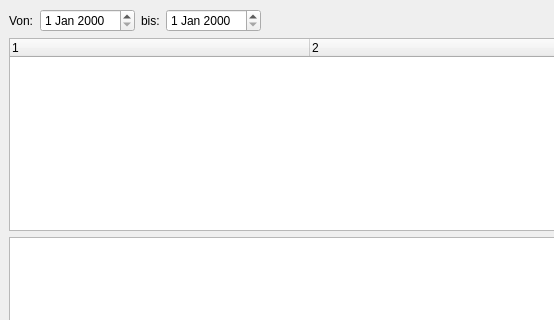
The window that reportdlg.ui (marcohartung/TimeLog) describes before a commit, drawn with Qt 5; both pictures show x 0 to 554 and y 0 to 320 of the 640 by 480 pixel window.
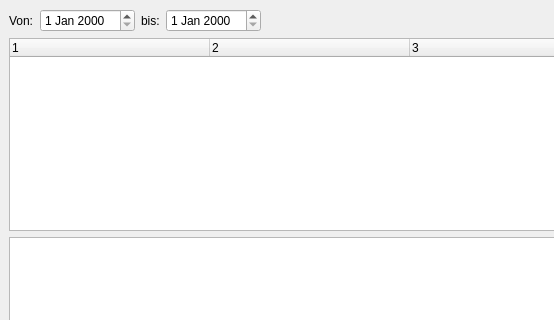
The same window after the commit.

Commit message: Show project time to worktime ratio in report dlg

Patch:
```diff
--- a/reportdlg.ui
+++ b/reportdlg.ui
@@ -84,10 +84,10 @@
       <item>
        <widget class="QTreeWidget" name="twOverview">
         <property name="columnCount">
-         <number>2</number>
+         <number>3</number>
         </property>
         <attribute name="headerDefaultSectionSize">
-         <number>300</number>
+         <number>200</number>
         </attribute>
         <column>
          <property name="text">
@@ -99,6 +99,11 @@
           <string notr="true">2</string>
          </property>
         </column>
+        <column>
+         <property name="text">
+          <string notr="true">3</string>
+         </property>
+        </column>
        </widget>
       </item>
       <item>
```
The commit also changes 1 other file.
